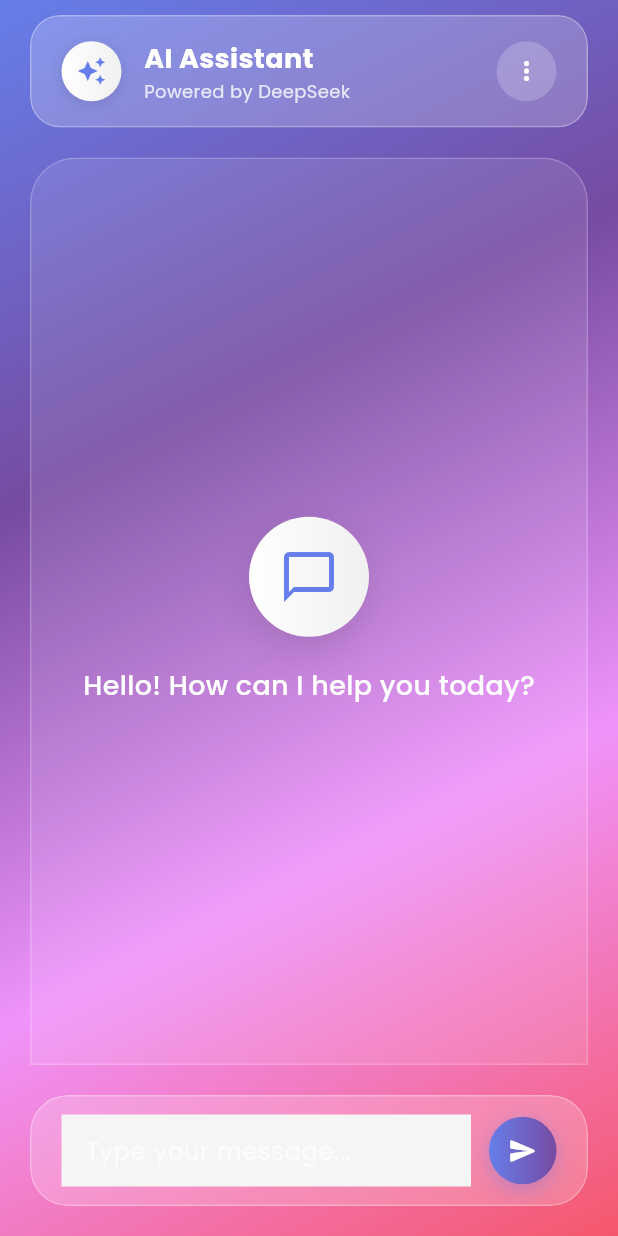
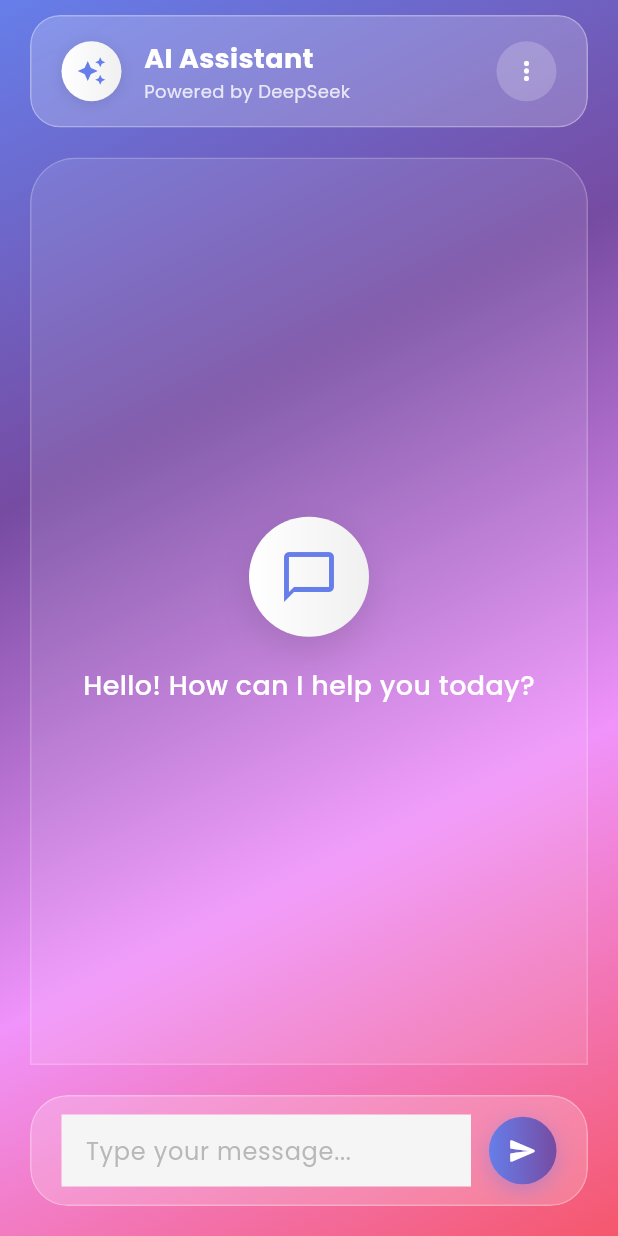
Before and after one commit to Shankar-CSE/AI_Chat, a Flutter app: the screen it shows after launch, on a phone screen of 412 x 824 dp. Run offline on Flutter 3.47's test engine with Material 3 defaults, Android fonts, the phone set to English and light mode, and no system bars; drawn by our look-alikes of animated_text_kit; our stand-ins replace flutter_markdown, google_fonts, shimmer.

```diff
--- a/lib/main.dart
+++ b/lib/main.dart
@@ -17,7 +17,7 @@ void main() {
 
   runApp(
     Provider(
-      create: (context) => ChatService('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'),
+      create: (context) => ChatService(const String.fromEnvironment('API_KEY', defaultValue: '<YOUR_API_KEY>')),
       child: const MyApp(),
     ),
   );
--- a/lib/screens/chat_screen.dart
+++ b/lib/screens/chat_screen.dart
@@ -451,12 +451,12 @@ class _ChatScreenState extends State<ChatScreen> with TickerProviderStateMixin {
                             controller: _messageController,
                             style: GoogleFonts.poppins(
                               fontSize: 16,
-                              color: Colors.white,
+                              color: Colors.black,
                             ),
                             decoration: InputDecoration(
                               hintText: 'Type your message...',
                               hintStyle: GoogleFonts.poppins(
-                                color: Colors.white.withOpacity(0.7),
+                                color: Colors.grey.withOpacity(0.7),
                                 fontSize: 16,
                               ),
                               border: InputBorder.none,
```
Also changed, not shown: 1 other file.
